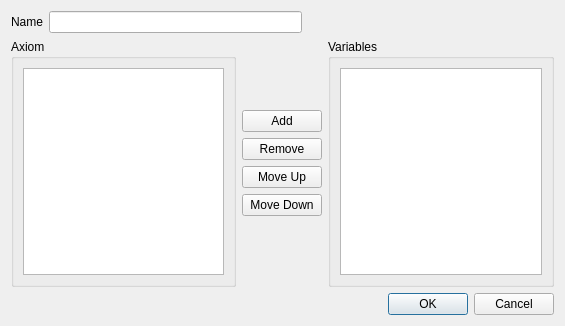
This is DialogCreateAxiom.ui in jaxfrank/L-System-Designer as Qt 5 draws it before an edit. The edited form follows.
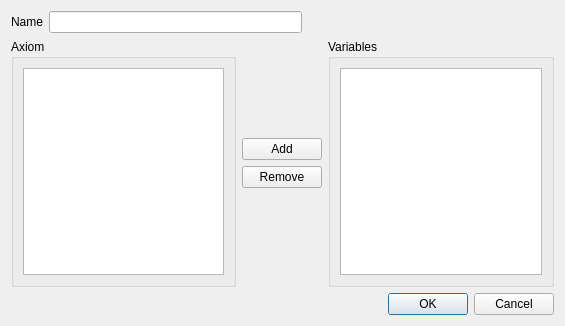
This is the edited form.

Diff of the .ui file:
```diff
--- a/DialogCreateAxiom.ui
+++ b/DialogCreateAxiom.ui
@@ -87,20 +87,6 @@
          </property>
         </widget>
        </item>
-       <item>
-        <widget class="QPushButton" name="btnMoveUp">
-         <property name="text">
-          <string>Move Up</string>
-         </property>
-        </widget>
-       </item>
-       <item>
-        <widget class="QPushButton" name="btnMoveDown">
-         <property name="text">
-          <string>Move Down</string>
-         </property>
-        </widget>
-       </item>
        <item>
         <spacer name="verticalSpacer_2">
          <property name="orientation">
```
